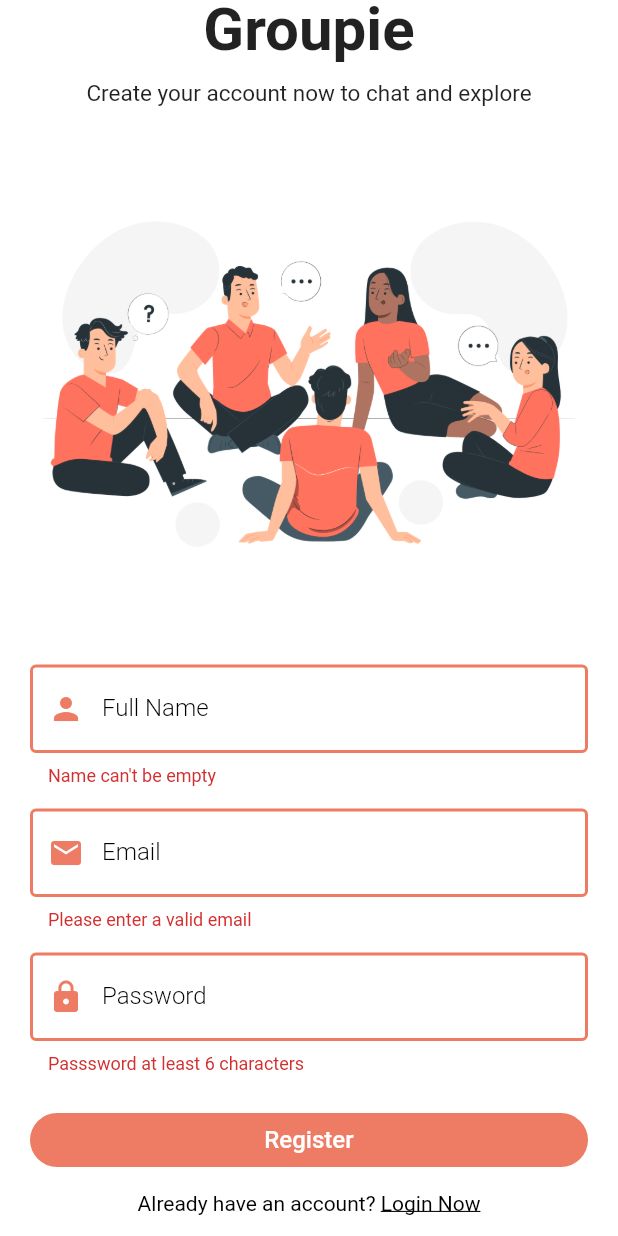
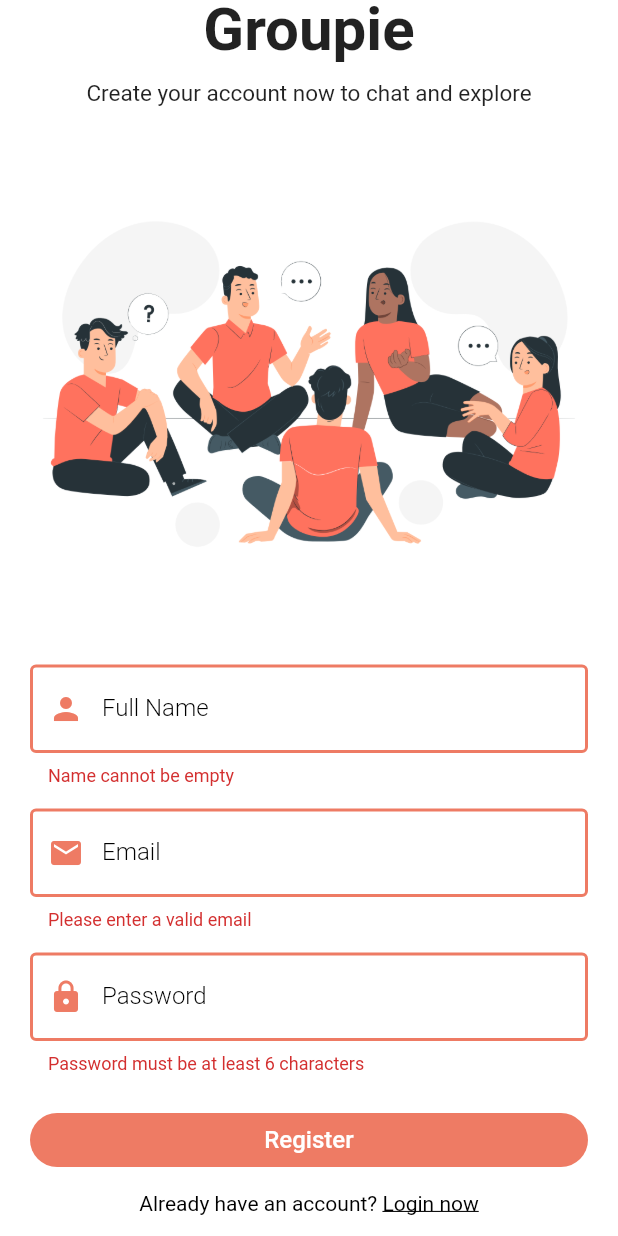
Before and after one commit to ishasib/chatfiree, a Flutter app: the RegisterPage screen opened directly, scrolled down 84 dp, after a tap on "Register", on a phone screen of 412 x 824 dp. Run offline on Flutter 3.47's test engine with Material 2 defaults, Android fonts, the light colour scheme and no system bars; our stand-ins replace cloud_firestore, firebase_auth, firebase_core, shared_preferences; missing offline and left inert: cloud_firestore_web, firebase_auth_web, firebase_core_web, shared_preferences_web; accounts and stored records are empty.

Commit message:
my commit

```diff
--- a/lib/helper/helper_function.dart
+++ b/lib/helper/helper_function.dart
@@ -2,11 +2,12 @@ import 'package:shared_preferences/shared_preferences.dart';
 
 class HelperFunctions {
   //keys
-  static String userLoggedInKey = "LOGGEEDINKEY";
+  static String userLoggedInKey = "LOGGEDINKEY";
   static String userNameKey = "USERNAMEKEY";
   static String userEmailKey = "USEREMAILKEY";
 
-  //saving the data to SF
+  // saving the data to SF
+
   static Future<bool> saveUserLoggedInStatus(bool isUserLoggedIn) async {
     SharedPreferences sf = await SharedPreferences.getInstance();
     return await sf.setBool(userLoggedInKey, isUserLoggedIn);
@@ -22,7 +23,7 @@ class HelperFunctions {
     return await sf.setString(userEmailKey, userEmail);
   }
 
-  // getting the from SF
+  // getting the data from SF
 
   static Future<bool?> getUserLoggedInStatus() async {
     SharedPreferences sf = await SharedPreferences.getInstance();
--- a/lib/main.dart
+++ b/lib/main.dart
@@ -1,13 +1,14 @@
+import 'package:chatt_fireee/constants.dart';
 import 'package:chatt_fireee/helper/helper_function.dart';
+import 'package:chatt_fireee/pages/auth/login_page.dart';
 import 'package:chatt_fireee/pages/home_page.dart';
-import 'package:chatt_fireee/pages/auth/login_page.dart';
 import 'package:firebase_core/firebase_core.dart';
 import 'package:flutter/material.dart';
 import 'package:flutter/foundation.dart';
-import 'constants.dart';
 
 void main() async {
   WidgetsFlutterBinding.ensureInitialized();
+
   if (kIsWeb) {
     await Firebase.initializeApp(
         options: FirebaseOptions(
--- a/lib/pages/auth/register_page.dart
+++ b/lib/pages/auth/register_page.dart
@@ -19,7 +19,7 @@ class _RegisterPageState extends State<RegisterPage> {
   String email = "";
   String password = "";
   String fullName = "";
-  AuthService authservice = AuthService();
+  AuthService authService = AuthService();
   @override
   Widget build(BuildContext context) {
     return Scaffold(
@@ -38,18 +38,15 @@ class _RegisterPageState extends State<RegisterPage> {
                       crossAxisAlignment: CrossAxisAlignment.center,
                       children: <Widget>[
                         const Text(
-                        "Groupie", //const
+                          "Groupie",
                           style: TextStyle(
                               fontSize: 40, fontWeight: FontWeight.bold),
                         ),
-                      const SizedBox(
-                        height: 10,
-                      ),
+                        const SizedBox(height: 10),
                         const Text(
                             "Create your account now to chat and explore",
                             style: TextStyle(
-                            fontSize: 15, fontWeight: FontWeight.w400),
-                      ),
+                                fontSize: 15, fontWeight: FontWeight.w400)),
                         Image.asset("assets/register.png"),
                         TextFormField(
                           decoration: textInputDecoration.copyWith(
@@ -57,43 +54,45 @@ class _RegisterPageState extends State<RegisterPage> {
                               prefixIcon: Icon(
                                 Icons.person,
                                 color: Theme.of(context).primaryColor,
-                            ),
-                          ),
+                              )),
                           onChanged: (val) {
                             setState(() {
                               fullName = val;
                             });
                           },
-                          //check the validation
                           validator: (val) {
                             if (val!.isNotEmpty) {
                               return null;
                             } else {
-                              return "Name can't be empty";
+                              return "Name cannot be empty";
                             }
-                          }),
-                      const SizedBox(height: 15),
+                          },
+                        ),
+                        const SizedBox(
+                          height: 15,
+                        ),
                         TextFormField(
                           decoration: textInputDecoration.copyWith(
                               labelText: "Email",
                               prefixIcon: Icon(
                                 Icons.email,
                                 color: Theme.of(context).primaryColor,
-                            ),
-                          ),
+                              )),
                           onChanged: (val) {
                             setState(() {
                               email = val;
                             });
                           },
-                          //check the validation
+
+                          // check tha validation
                           validator: (val) {
                             return RegExp(
                                         r"^[a-zA-Z0-9.a-zA-Z0-9.!#$%&'*+-/=?^_`{|}~]+@[a-zA-Z0-9]+\.[a-zA-Z]+")
                                     .hasMatch(val!)
                                 ? null
                                 : "Please enter a valid email";
-                          }),
+                          },
+                        ),
                         const SizedBox(height: 15),
                         TextFormField(
                           obscureText: true,
@@ -102,11 +101,10 @@ class _RegisterPageState extends State<RegisterPage> {
                               prefixIcon: Icon(
                                 Icons.lock,
                                 color: Theme.of(context).primaryColor,
-                          ),
-                        ),
+                              )),
                           validator: (val) {
                             if (val!.length < 6) {
-                            return "Passsword at least 6 characters";
+                              return "Password must be at least 6 characters";
                             } else {
                               return null;
                             }
@@ -117,33 +115,37 @@ class _RegisterPageState extends State<RegisterPage> {
                             });
                           },
                         ),
-                      const SizedBox(height: 20),
+                        const SizedBox(
+                          height: 20,
+                        ),
                         SizedBox(
                           width: double.infinity,
                           child: ElevatedButton(
                             style: ElevatedButton.styleFrom(
-                            backgroundColor: Theme.of(context).primaryColor,
+                                primary: Theme.of(context).primaryColor,
                                 elevation: 0,
                                 shape: RoundedRectangleBorder(
-                                borderRadius: BorderRadius.circular(30)),
+                                    borderRadius: BorderRadius.circular(30))),
+                            child: const Text(
+                              "Register",
+                              style:
+                                  TextStyle(color: Colors.white, fontSize: 16),
                             ),
-                          child: const Text("Register",
-                              style:
-                                  TextStyle(color: Colors.white, fontSize: 16)),
                             onPressed: () {
                               register();
                             },
                           ),
                         ),
-                      const SizedBox(height: 10),
-                      Text.rich(
-                        TextSpan(
+                        const SizedBox(
+                          height: 10,
+                        ),
+                        Text.rich(TextSpan(
                           text: "Already have an account? ",
                           style: const TextStyle(
                               color: Colors.black, fontSize: 14),
                           children: <TextSpan>[
                             TextSpan(
-                                text: "Login Now",
+                                text: "Login now",
                                 style: const TextStyle(
                                     color: Colors.black,
                                     decoration: TextDecoration.underline),
@@ -152,11 +154,9 @@ class _RegisterPageState extends State<RegisterPage> {
                                     nextScreen(context, const LoginPage());
                                   }),
                           ],
-                        ),
-                      ),
+                        )),
                       ],
-                  ),
-                ),
+                    )),
               ),
             ),
     );
@@ -167,17 +167,17 @@ class _RegisterPageState extends State<RegisterPage> {
       setState(() {
         _isLoading = true;
       });
-      await authservice
+      await authService
           .registerUserWithEmailandPassword(fullName, email, password)
           .then((value) async {
         if (value == true) {
-          //saving the shared preferences state
+          // saving the shared preference state
           await HelperFunctions.saveUserLoggedInStatus(true);
-          await HelperFunctions.saveUserNameSF(email);
+          await HelperFunctions.saveUserEmailSF(email);
           await HelperFunctions.saveUserNameSF(fullName);
           nextScreenReplace(context, const HomePage());
         } else {
-          showSnackBar(context, Colors.red, value);
+          showSnackbar(context, Colors.red, value);
           setState(() {
             _isLoading = false;
           });
```
Also changed, not shown: lib/generated_plugin_register.dart (added, +23 -0 lines), lib/group_info.dart (+11 -12 lines), lib/messege_tile.dart (+48 -3 lines), lib/pages/auth/login_page.dart (+28 -34 lines), lib/pages/chat_page.dart (+2 -8 lines), lib/pages/home_page.dart (+36 -34 lines), lib/pages/profile_pages.dart (+12 -5 lines), lib/search_page.dart (+13 -16 lines), lib/service/auth_service.dart (+4 -6 lines), lib/service/database_service.dart (+17 -14 lines), lib/widgets/group_tile.dart (+5 -7 lines), lib/widgets/widgets.dart (+12 -6 lines), pubspec.lock, 1 other file. Lines whose indentation alone changed are shown as unchanged.
